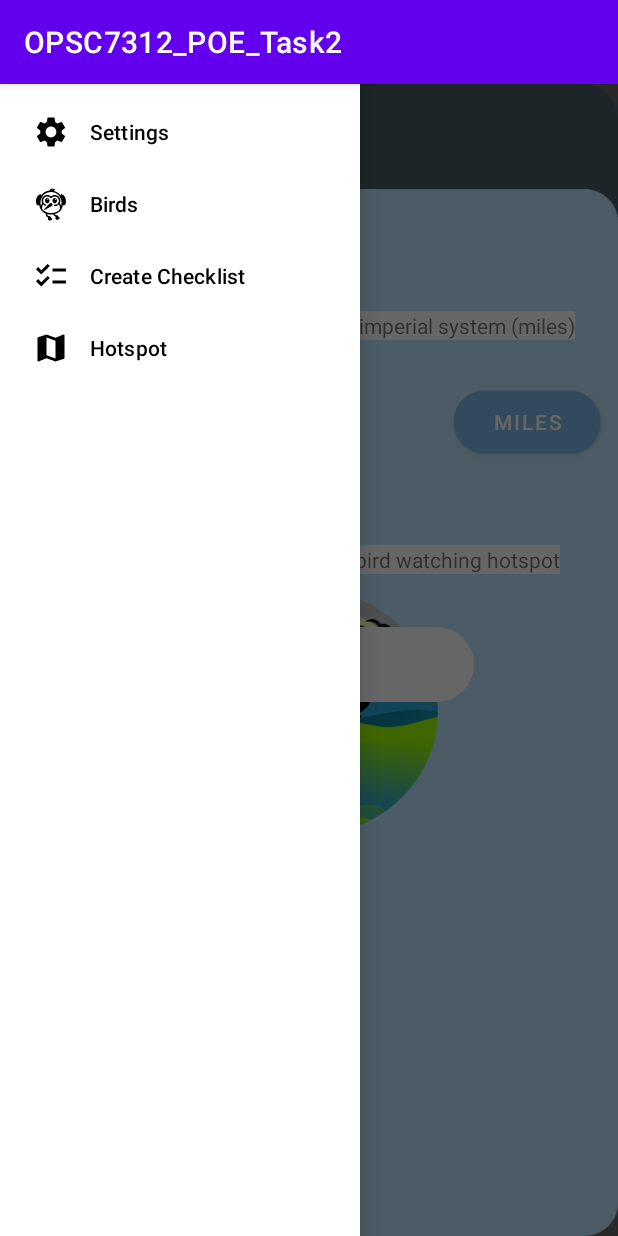
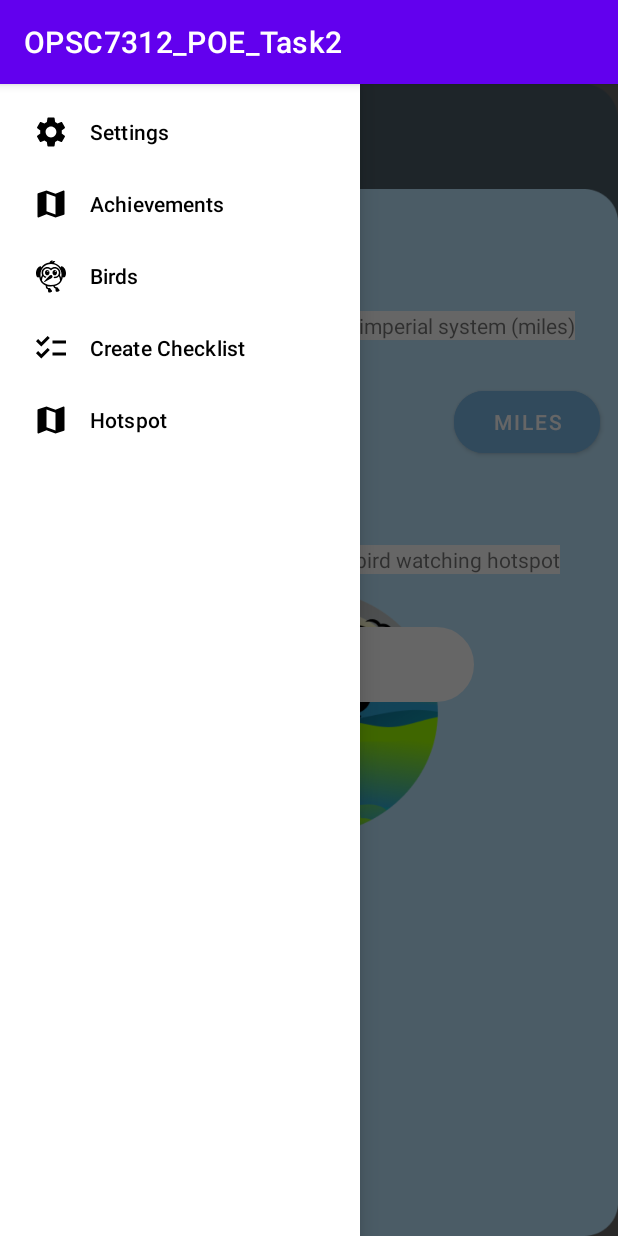
Before and after one commit to AidenBosman124/OPSC7312_POE_Task2, an Android app: the MainPage screen opened directly, with no data from a screen before it, with the side drawer open, on a phone screen of 412 x 824 dp. Run offline under Robolectric (Android 15) with nearby library versions, the phone set to English and light mode, and no system bars; our stand-ins replace Firebase (no records; nobody signed in at launch, a user with empty details on screens opened directly).

Commit message:
Fragment Home

```diff
--- a/app/src/main/java/com/example/opsc7312_poe_task2/MainPage.kt
+++ b/app/src/main/java/com/example/opsc7312_poe_task2/MainPage.kt
@@ -41,6 +41,11 @@ class MainPage : AppCompatActivity() {
 
         navigationView.setNavigationItemSelectedListener { menuItem ->
             when (menuItem.itemId) {
+                R.id.nav_achievements -> {
+                    switchFragment(setFragment)
+                    drawerLayout.closeDrawer(GravityCompat.START)
+                    true
+                }
                 R.id.nav_settings -> {
                     switchFragment(setFragment)
                     drawerLayout.closeDrawer(GravityCompat.START)
--- a/app/src/main/res/layout/fragment_home.xml
+++ b/app/src/main/res/layout/fragment_home.xml
@@ -30,7 +30,7 @@
         <Button
             android:id="@+id/btnMap"
             android:layout_width="match_parent"
-            android:layout_height="wrap_content"
+            android:layout_height="0dp"
             android:background="@drawable/transparent_button_rounded"
             android:text="Map"
             android:textColor="@color/black"
@@ -41,7 +41,7 @@
         <Button
             android:id="@+id/btnList"
             android:layout_width="match_parent"
-            android:layout_height="wrap_content"
+            android:layout_height="0dp"
             android:background="@drawable/transparent_button_rounded"
             android:text="List"
             android:textColor="@color/black"
--- a/app/src/main/res/menu/activity_main_drawer.xml
+++ b/app/src/main/res/menu/activity_main_drawer.xml
@@ -10,6 +10,10 @@
             android:id="@+id/nav_settings"
             android:icon="@drawable/baseline_settings_24"
             android:title="Settings" />
+        <item
+            android:icon="@drawable/baseline_map_24"
+            android:id="@+id/nav_achievements"
+            android:title="Achievements"/>
 
         <item
             android:id="@+id/nav_birds"
```
